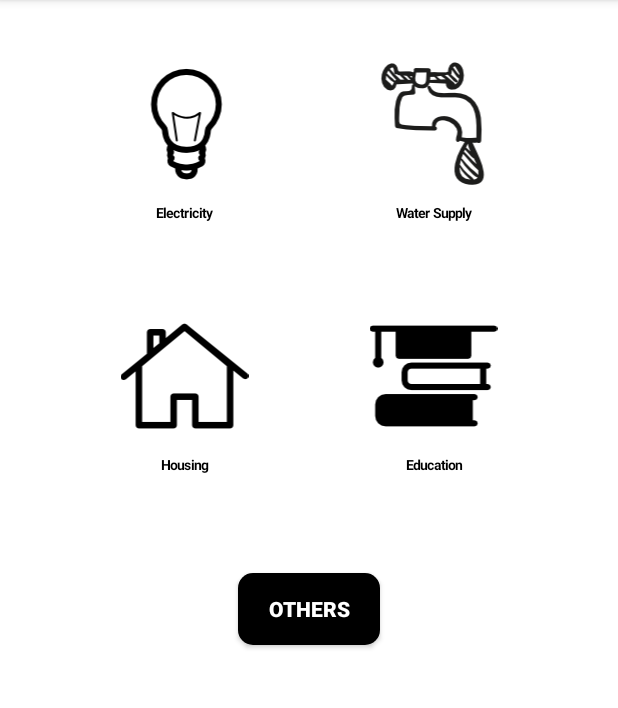
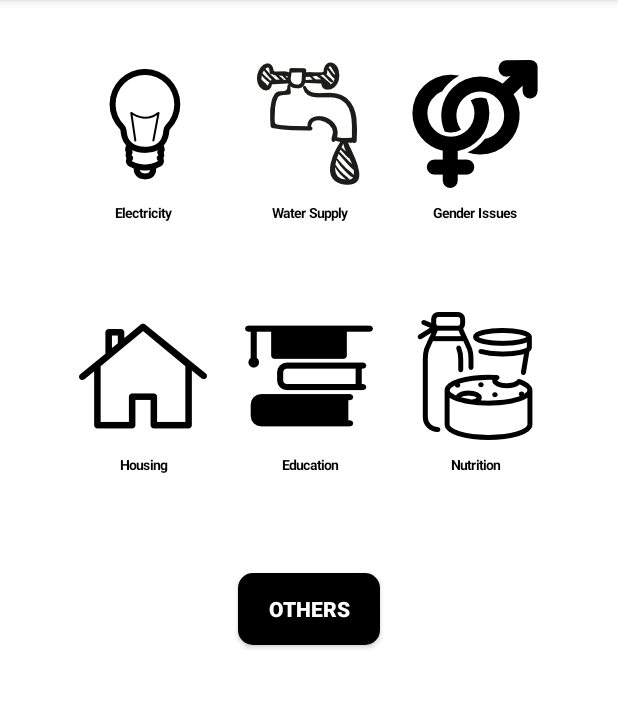
Before and after one commit to lattamatic/ChangePins2, an Android app: the fragment FragmentPrivateSector placed in its activity, on a phone screen of 412 x 824 dp, the part 84-792 px from its top. Run offline under Robolectric (Android 15) with nearby library versions, the phone set to English and light mode, and no system bars; 7 statements that could not run were skipped.

Commit message:
Added two new categories in social, only UI

```diff
--- a/app/src/main/java/sandeep/city/Fragment/FragmentPrivateSector.java
+++ b/app/src/main/java/sandeep/city/Fragment/FragmentPrivateSector.java
@@ -54,7 +54,7 @@ public class FragmentPrivateSector extends Fragment implements OnClickListener,O
     @Override
     public View onCreateView(LayoutInflater inflater, ViewGroup container,
                              Bundle savedInstanceState) {
-        View v = inflater.inflate(R.layout.frag_privatecategories, container, false);
+        View v = inflater.inflate(R.layout.frag_socialcategories, container, false);
 
         electricity = (ViewIconTitle) v.findViewById(R.id.iiElectricity);
         waterSupply = (ViewIconTitle) v.findViewById(R.id.iiWaterSupply);
--- a/app/src/main/res/layout/frag_privatecategories.xml
+++ b/app/src/main/res/layout/frag_socialcategories.xml
@@ -12,7 +12,7 @@
         android:layout_width="match_parent"
         android:layout_height="wrap_content"
         android:orientation="horizontal"
-        android:weightSum="2">
+        android:weightSum="3">
 
         <sandeep.city.Views.ViewIconTitle
             android:id="@+id/iiElectricity"
@@ -34,6 +34,16 @@
             app:image_icon="@drawable/water"
             app:title_name="@string/watersupply"
             app:titleSize="6sp">
+        </sandeep.city.Views.ViewIconTitle>
+
+        <sandeep.city.Views.ViewIconTitle
+            android:id="@+id/iiGender"
+            android:layout_width="wrap_content"
+            android:layout_height="wrap_content"
+            android:layout_weight="1"
+            app:image_icon="@drawable/genderissues"
+            app:title_name="@string/gender"
+            app:titleSize="6sp">
 
         </sandeep.city.Views.ViewIconTitle>
     </LinearLayout>
@@ -43,7 +53,7 @@
         android:layout_width="match_parent"
         android:layout_height="wrap_content"
         android:orientation="horizontal"
-        android:weightSum="2">
+        android:weightSum="3">
 
 
         <sandeep.city.Views.ViewIconTitle
@@ -68,6 +78,17 @@
 
         </sandeep.city.Views.ViewIconTitle>
 
+        <sandeep.city.Views.ViewIconTitle
+            android:id="@+id/iiNutrition"
+            android:layout_width="wrap_content"
+            android:layout_height="wrap_content"
+            android:layout_weight="1"
+            app:image_icon="@drawable/nutrition"
+            app:title_name="@string/nutrition"
+            app:titleSize="6sp">
+
+        </sandeep.city.Views.ViewIconTitle>
+
     </LinearLayout>
 
     <Button
--- a/app/src/main/res/values/strings.xml
+++ b/app/src/main/res/values/strings.xml
@@ -53,6 +53,8 @@
     <string name="watersupply">Water Supply</string>
     <string name="housing">Housing</string>
     <string name="education">Education</string>
+    <string name="gender">Gender Issues</string>
+    <string name="nutrition">Nutrition</string>
 
                 <!--public-->
     <string name="transport">Transport</string>
```
Also changed, not shown: app/src/main/res/drawable-hdpi/genderissues.png (added), app/src/main/res/drawable-hdpi/nutrition.png (added).
